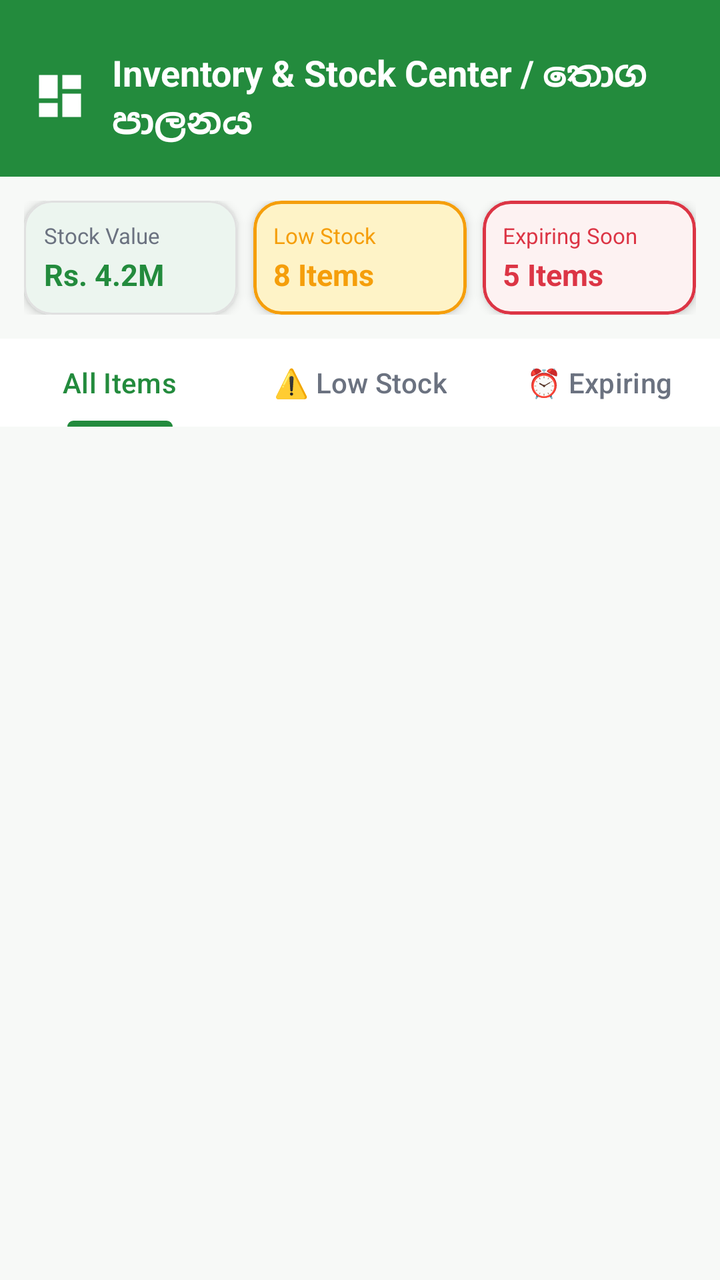
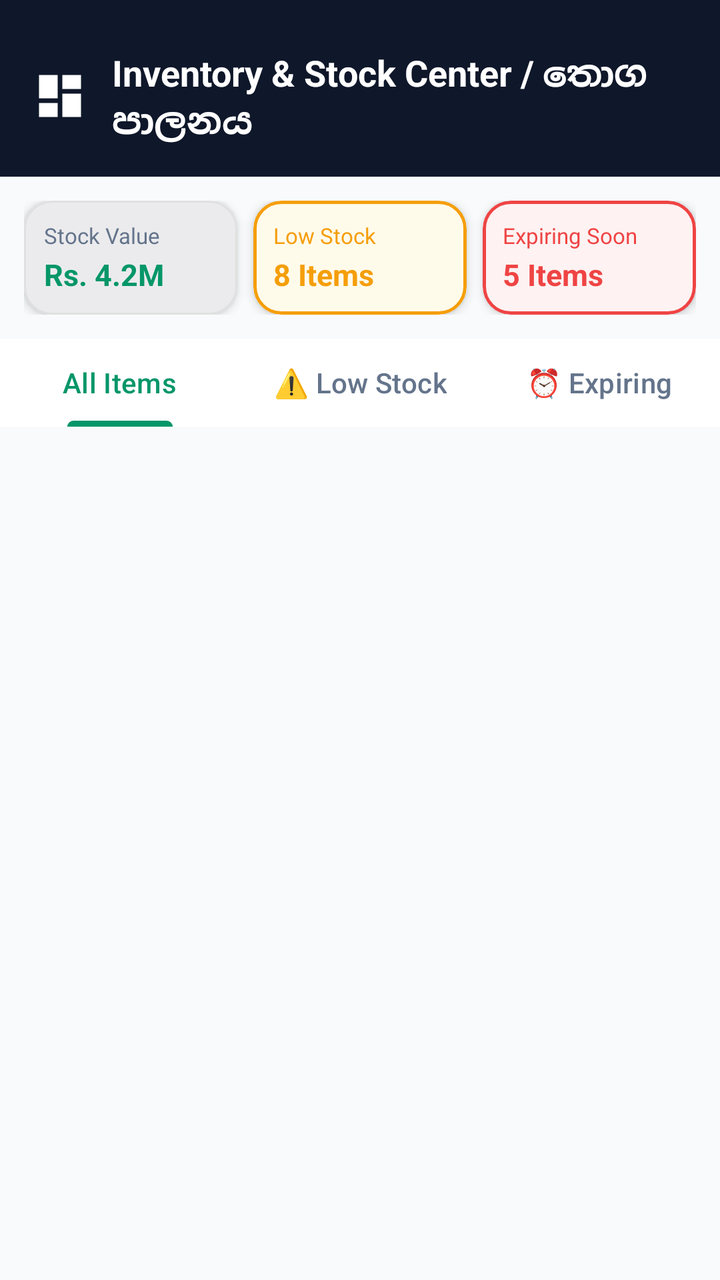

Screens rendered from an Android XML layout before and after an edit, with the pre-edit source and the edit as a unified diff.
<!-- AndroidManifest.xml: application theme Theme.PosSystem -->
<!-- res/layout/activity_inventory.xml -->
<?xml version="1.0" encoding="utf-8"?>
<LinearLayout xmlns:android="http://schemas.android.com/apk/res/android"
    xmlns:app="http://schemas.android.com/apk/res-auto"
    android:layout_width="match_parent"
    android:layout_height="match_parent"
    android:fitsSystemWindows="true"
    android:background="@color/green_bg_light"
    android:orientation="vertical">

    
    <LinearLayout
        android:layout_width="match_parent"
        android:layout_height="wrap_content"
        android:background="@color/green_primary"
        android:gravity="center_vertical"
        android:orientation="horizontal"
        android:paddingHorizontal="16dp"
        android:paddingTop="24dp"
        android:paddingBottom="16dp">

        <ImageView
            android:id="@+id/btnBackInventory"
            android:layout_width="28dp"
            android:layout_height="28dp"
            android:contentDescription="Back"
            android:src="@drawable/ic_dashboard"
            app:tint="@color/white" />

        <TextView
            android:layout_width="wrap_content"
            android:layout_height="wrap_content"
            android:layout_marginStart="12dp"
            android:text="Inventory &amp; Stock Center / තොග පාලනය"
            android:textColor="@color/white"
            android:textSize="18sp"
            android:textStyle="bold" />
    </LinearLayout>

    
    <LinearLayout
        android:layout_width="match_parent"
        android:layout_height="wrap_content"
        android:orientation="horizontal"
        android:padding="12dp"
        android:weightSum="3">

        
        <com.google.android.material.card.MaterialCardView
            android:layout_width="0dp"
            android:layout_height="wrap_content"
            android:layout_marginEnd="4dp"
            android:layout_weight="1"
            app:cardBackgroundColor="@color/white"
            app:cardCornerRadius="14dp"
            app:cardElevation="3dp"
            app:strokeColor="#E0E0E0"
            app:strokeWidth="1dp">

            <LinearLayout
                android:layout_width="match_parent"
                android:layout_height="wrap_content"
                android:orientation="vertical"
                android:padding="10dp">

                <TextView
                    android:layout_width="wrap_content"
                    android:layout_height="wrap_content"
                    android:text="Stock Value"
                    android:textColor="@color/text_secondary"
                    android:textSize="11sp" />

                <TextView
                    android:id="@+id/tvTotalStockValue"
                    android:layout_width="wrap_content"
                    android:layout_height="wrap_content"
                    android:layout_marginTop="2dp"
                    android:text="Rs. 4.2M"
                    android:textColor="@color/green_primary"
                    android:textSize="15sp"
                    android:textStyle="bold" />
            </LinearLayout>
        </com.google.android.material.card.MaterialCardView>

        
        <com.google.android.material.card.MaterialCardView
            android:layout_width="0dp"
            android:layout_height="wrap_content"
            android:layout_marginHorizontal="4dp"
            android:layout_weight="1"
            app:cardBackgroundColor="@color/orange_light_bg"
            app:cardCornerRadius="14dp"
            app:cardElevation="3dp"
            app:strokeColor="@color/orange_warning"
            app:strokeWidth="1.5dp">

            <LinearLayout
                android:layout_width="match_parent"
                android:layout_height="wrap_content"
                android:orientation="vertical"
                android:padding="10dp">

                <TextView
                    android:layout_width="wrap_content"
                    android:layout_height="wrap_content"
                    android:text="Low Stock"
                    android:textColor="@color/orange_warning"
                    android:textSize="11sp" />

                <TextView
                    android:id="@+id/tvInventoryLowStockCount"
                    android:layout_width="wrap_content"
                    android:layout_height="wrap_content"
                    android:layout_marginTop="2dp"
                    android:text="8 Items"
                    android:textColor="@color/orange_warning"
                    android:textSize="15sp"
                    android:textStyle="bold" />
            </LinearLayout>
        </com.google.android.material.card.MaterialCardView>

        
        <com.google.android.material.card.MaterialCardView
            android:layout_width="0dp"
            android:layout_height="wrap_content"
            android:layout_marginStart="4dp"
            android:layout_weight="1"
            app:cardBackgroundColor="@color/red_light_bg"
            app:cardCornerRadius="14dp"
            app:cardElevation="3dp"
            app:strokeColor="@color/red_alert"
            app:strokeWidth="1.5dp">

            <LinearLayout
                android:layout_width="match_parent"
                android:layout_height="wrap_content"
                android:orientation="vertical"
                android:padding="10dp">

                <TextView
                    android:layout_width="wrap_content"
                    android:layout_height="wrap_content"
                    android:text="Expiring Soon"
                    android:textColor="@color/red_alert"
                    android:textSize="11sp" />

                <TextView
                    android:id="@+id/tvInventoryExpiringCount"
                    android:layout_width="wrap_content"
                    android:layout_height="wrap_content"
                    android:layout_marginTop="2dp"
                    android:text="5 Items"
                    android:textColor="@color/red_alert"
                    android:textSize="15sp"
                    android:textStyle="bold" />
            </LinearLayout>
        </com.google.android.material.card.MaterialCardView>

    </LinearLayout>

    
    <com.google.android.material.tabs.TabLayout
        android:id="@+id/tabLayoutInventory"
        android:layout_width="match_parent"
        android:layout_height="44dp"
        android:background="@color/white"
        app:tabIndicatorColor="@color/green_primary"
        app:tabSelectedTextColor="@color/green_primary"
        app:tabTextColor="@color/text_secondary">

        <com.google.android.material.tabs.TabItem
            android:layout_width="wrap_content"
            android:layout_height="wrap_content"
            android:text="All Items" />

        <com.google.android.material.tabs.TabItem
            android:layout_width="wrap_content"
            android:layout_height="wrap_content"
            android:text="⚠️ Low Stock" />

        <com.google.android.material.tabs.TabItem
            android:layout_width="wrap_content"
            android:layout_height="wrap_content"
            android:text="⏰ Expiring" />

    </com.google.android.material.tabs.TabLayout>

    
    <androidx.recyclerview.widget.RecyclerView
        android:id="@+id/rvInventoryItems"
        android:layout_width="match_parent"
        android:layout_height="match_parent"
        android:clipToPadding="false"
        android:paddingVertical="8dp" />

</LinearLayout>
<!-- resources referenced by this layout -->
<resources>
  <color name="green_bg_light">#F7F9F7</color>
  <color name="green_primary">#238B3D</color>
  <color name="orange_light_bg">#FEF3C7</color>
  <color name="orange_warning">#F59E0B</color>
  <color name="red_alert">#DC3545</color>
  <color name="red_light_bg">#FDF2F2</color>
  <color name="text_secondary">#6B7280</color>
  <color name="white">#FFFFFF</color>
  <!-- drawable ic_dashboard (drawable) -->
  <vector xmlns:android="http://schemas.android.com/apk/res/android"
      android:width="24dp"
      android:height="24dp"
      android:viewportWidth="24"
      android:viewportHeight="24">
    <path
        android:fillColor="@color/green_primary"
        android:pathData="M3,13h8V3H3v10zm0,8h8v-6H3v6zm10,0h8V11h-8v10zm0,-18v6h8V3h-8z"/>
  </vector>
  <style name="Theme.PosSystem" parent="Base.Theme.PosSystem" />
  <style name="Base.Theme.PosSystem" parent="Theme.Material3.Light.NoActionBar">
          
          <item name="colorPrimary">@color/green_primary</item>
          <item name="colorPrimaryVariant">@color/green_primary_dark</item>
          <item name="colorOnPrimary">@color/white</item>
          
          <item name="colorSecondary">@color/green_primary_light</item>
          <item name="colorSecondaryVariant">@color/green_primary_dark</item>
          <item name="colorOnSecondary">@color/white</item>
          
          <item name="colorSurface">@color/white</item>
          <item name="colorSurfaceContainer">@color/white</item>
          <item name="colorSurfaceContainerLow">@color/white</item>
          <item name="colorSurfaceContainerHigh">@color/white</item>
          <item name="colorSurfaceContainerHighest">@color/white</item>
          
          <item name="android:statusBarColor">@color/green_primary_dark</item>
          
          <item name="android:textColorHint">#6B7280</item>
          <item name="android:editTextColor">@color/black</item>
          
          <item name="android:windowBackground">@color/green_bg_light</item>
      </style>
  <color name="green_primary_dark">#176B2C</color>
  <color name="green_primary_light">#34A853</color>
  <color name="black">#202124</color>
</resources>

<!-- the commit's change to res/layout/activity_inventory.xml (unified diff, before → after) -->
@@ -11,7 +11,7 @@
     <LinearLayout
         android:layout_width="match_parent"
         android:layout_height="wrap_content"
-        android:background="@color/green_primary"
+        android:background="@color/slate_primary"
         android:gravity="center_vertical"
         android:orientation="horizontal"
         android:paddingHorizontal="16dp"
<!-- resource entries referenced after the edit -->
@@ -1,12 +1,13 @@
 <!-- resources referenced by this layout -->
 <resources>
-  <color name="green_bg_light">#F7F9F7</color>
-  <color name="green_primary">#238B3D</color>
-  <color name="orange_light_bg">#FEF3C7</color>
+  <color name="green_bg_light">#F8FAFC</color>
+  <color name="green_primary">#059669</color>
+  <color name="orange_light_bg">#FFFBEB</color>
   <color name="orange_warning">#F59E0B</color>
-  <color name="red_alert">#DC3545</color>
-  <color name="red_light_bg">#FDF2F2</color>
-  <color name="text_secondary">#6B7280</color>
+  <color name="red_alert">#EF4444</color>
+  <color name="red_light_bg">#FEF2F2</color>
+  <color name="slate_primary">#0F172A</color>
+  <color name="text_secondary">#64748B</color>
   <color name="white">#FFFFFF</color>
   <!-- drawable ic_dashboard (drawable) -->
   <vector xmlns:android="http://schemas.android.com/apk/res/android"
@@ -21,11 +22,11 @@
   <style name="Theme.PosSystem" parent="Base.Theme.PosSystem" />
   <style name="Base.Theme.PosSystem" parent="Theme.Material3.Light.NoActionBar">
           
-          <item name="colorPrimary">@color/green_primary</item>
-          <item name="colorPrimaryVariant">@color/green_primary_dark</item>
+          <item name="colorPrimary">@color/slate_primary</item>
+          <item name="colorPrimaryVariant">@color/slate_surface</item>
           <item name="colorOnPrimary">@color/white</item>
           
-          <item name="colorSecondary">@color/green_primary_light</item>
+          <item name="colorSecondary">@color/green_primary</item>
           <item name="colorSecondaryVariant">@color/green_primary_dark</item>
           <item name="colorOnSecondary">@color/white</item>
           
@@ -35,15 +36,16 @@
           <item name="colorSurfaceContainerHigh">@color/white</item>
           <item name="colorSurfaceContainerHighest">@color/white</item>
           
-          <item name="android:statusBarColor">@color/green_primary_dark</item>
+          <item name="android:statusBarColor">@color/slate_primary</item>
           
-          <item name="android:textColorHint">#6B7280</item>
-          <item name="android:editTextColor">@color/black</item>
+          <item name="android:textColorHint">@color/text_hint</item>
+          <item name="android:editTextColor">@color/text_primary</item>
           
           <item name="android:windowBackground">@color/green_bg_light</item>
       </style>
-  <color name="green_primary_dark">#176B2C</color>
-  <color name="green_primary_light">#34A853</color>
-  <color name="black">#202124</color>
+  <color name="slate_surface">#1E293B</color>
+  <color name="green_primary_dark">#047857</color>
+  <color name="text_hint">#94A3B8</color>
+  <color name="text_primary">#0F172A</color>
 </resources>
 
